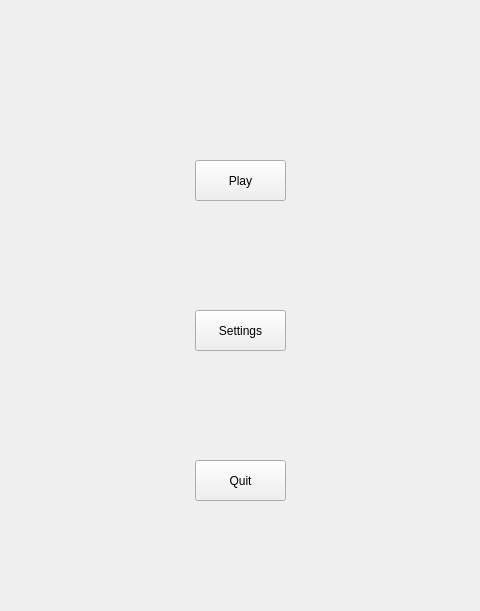
Before: the Qt Designer form RoboArena2/MenuAssets/MainMenu.ui in Mesaying/Roboarena2023Team3, drawn with Qt 5; both pictures show x 255 to 735 and y 190 to 801 of the 1000 by 1000 pixel window.
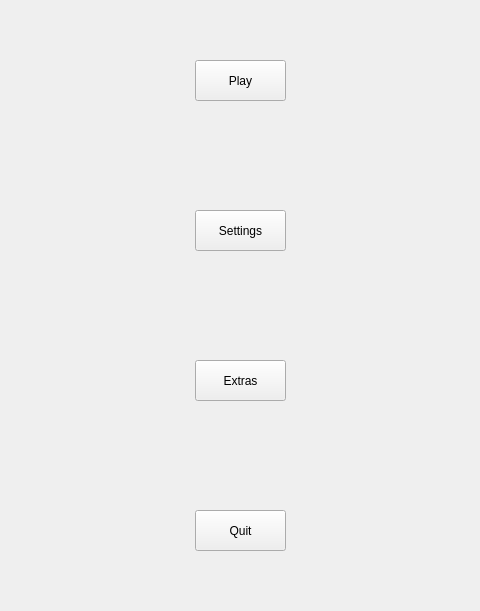
After: the same form once the commit is applied.

```diff
--- a/RoboArena2/MenuAssets/MainMenu.ui
+++ b/RoboArena2/MenuAssets/MainMenu.ui
@@ -18,7 +18,7 @@
     <property name="geometry">
      <rect>
       <x>450</x>
-      <y>350</y>
+      <y>250</y>
       <width>91</width>
       <height>41</height>
      </rect>
@@ -31,7 +31,7 @@
     <property name="geometry">
      <rect>
       <x>450</x>
-      <y>500</y>
+      <y>400</y>
       <width>91</width>
       <height>41</height>
      </rect>
@@ -44,7 +44,7 @@
     <property name="geometry">
      <rect>
       <x>450</x>
-      <y>650</y>
+      <y>700</y>
       <width>91</width>
       <height>41</height>
      </rect>
@@ -53,6 +53,19 @@
      <string>Quit</string>
     </property>
    </widget>
+   <widget class="QPushButton" name="ExtrasButton">
+    <property name="geometry">
+     <rect>
+      <x>450</x>
+      <y>550</y>
+      <width>91</width>
+      <height>41</height>
+     </rect>
+    </property>
+    <property name="text">
+     <string>Extras</string>
+    </property>
+   </widget>
   </widget>
   <widget class="QStatusBar" name="statusbar"/>
  </widget>
```
